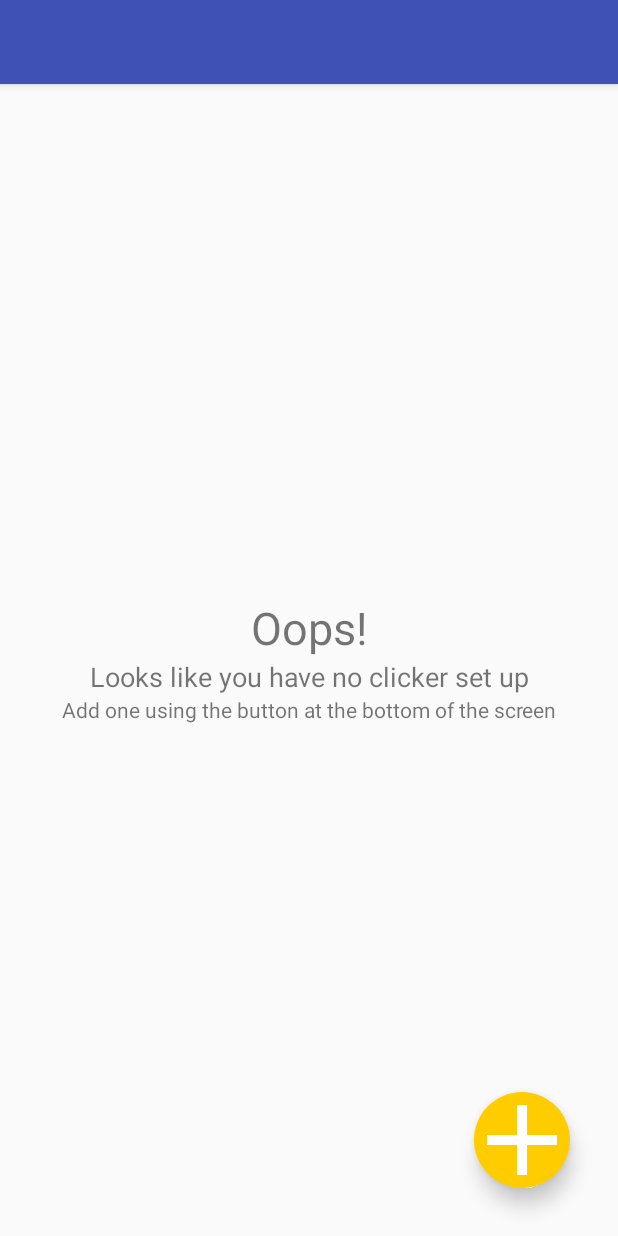
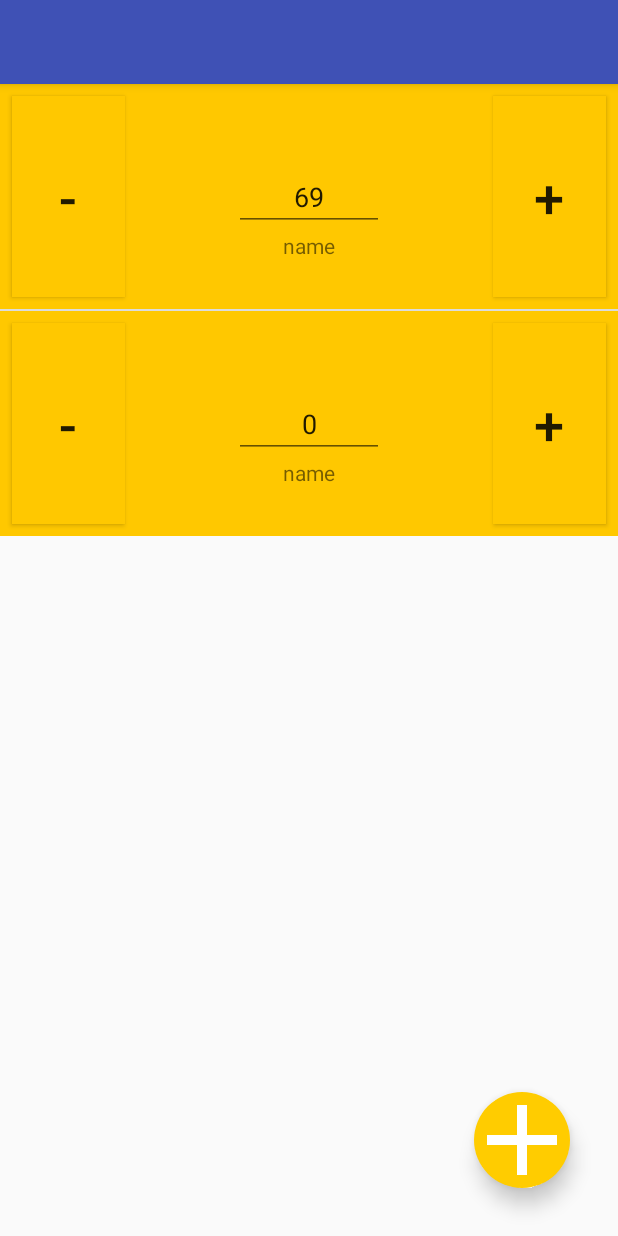
Before and after one commit to jaro2gw/KLKR, an Android app: the screen it shows after launch (MainActivity), after a tap on "button xd", on a phone screen of 412 x 824 dp. Run offline under Robolectric (Android 15) with nearby library versions, the phone set to English and light mode, and no system bars.

Commit message:
add 'add' feature

```diff
--- a/app/src/main/java/jaro2gw/klkr/MainActivity.kt
+++ b/app/src/main/java/jaro2gw/klkr/MainActivity.kt
@@ -3,9 +3,11 @@ package jaro2gw.klkr
 import android.os.Bundle
 import android.support.v7.app.AppCompatActivity
 import android.view.View
+import android.widget.ImageButton
 import android.widget.LinearLayout
 import android.widget.ListView
 import jaro2gw.klkr.model.clicker.Clicker
+import jaro2gw.klkr.model.clicker.ClickerAdapter
 import java.util.*
 
 class MainActivity : AppCompatActivity() {
@@ -16,19 +18,22 @@ class MainActivity : AppCompatActivity() {
         setContentView(R.layout.activity_main)
 
         clickerList.clear()
+        clickerList.add(Clicker("XD", 69))
 
-        val clickers: ListView = findViewById(R.id.clickers)
+        val adapter = ClickerAdapter(this, clickerList)
 
-        val empty: LinearLayout = findViewById(R.id.empty)
+        val add = findViewById<ImageButton>(R.id.addButton)
+        add.setOnClickListener {
+            clickerList.add(Clicker())
+            adapter.notifyDataSetChanged()
+        }
+
+        val clickers = findViewById<ListView>(R.id.clickers)
+        val empty = findViewById<LinearLayout>(R.id.empty)
+
+        clickers.adapter = adapter
 
         clickers.visibility = if (clickerList.isEmpty()) View.GONE else View.VISIBLE
         empty.visibility = if (clickerList.isEmpty()) View.VISIBLE else View.GONE
-
-    }
-
-    fun createClicker(view: View) {
-        println("createClicker function was triggered")
-//        val intent = Intent(this, Clicker::class.java).apply {}
-//        clickerList.add(Clicker())
     }
 }
--- a/app/src/main/java/jaro2gw/klkr/model/clicker/Clicker.kt
+++ b/app/src/main/java/jaro2gw/klkr/model/clicker/Clicker.kt
@@ -1,14 +1,13 @@
 package jaro2gw.klkr.model.clicker
 
-import android.view.View
 import jaro2gw.klkr.R
 
 class Clicker(var name: String = "Something", var count: Int = 0, var color: Int = R.color.colorAccent) {
-    fun inc(view: View) {
-        ++count
+    fun dec() {
+        count--
     }
 
-    fun dec(view: View) {
-        --count
+    fun inc() {
+        count++
     }
 }
--- a/app/src/main/java/jaro2gw/klkr/model/clicker/ClickerAdapter.kt
+++ b/app/src/main/java/jaro2gw/klkr/model/clicker/ClickerAdapter.kt
@@ -5,19 +5,33 @@ import android.view.LayoutInflater
 import android.view.View
 import android.view.ViewGroup
 import android.widget.ArrayAdapter
+import android.widget.Button
+import android.widget.TextView
 import jaro2gw.klkr.R
 
 class ClickerAdapter(
         context: Context,
-        val list: ArrayList<Clicker>
+        val list: List<Clicker>
 ) : ArrayAdapter<Clicker>(context, R.layout.clicker, list) {
     override fun getView(position: Int, convertView: View?, parent: ViewGroup): View {
         val inflater = context.getSystemService(Context.LAYOUT_INFLATER_SERVICE) as LayoutInflater
         val clicker = inflater.inflate(R.layout.clicker, parent, false)
 
-//        val btnDec = clicker.findViewById(R.id.button_dec) as Button
-//        val btnInc = clicker.findViewById(R.id.button_inc) as Button
+        val btnDec = clicker.findViewById(R.id.button_dec) as Button
+        val btnInc = clicker.findViewById(R.id.button_inc) as Button
+
+        val countView = clicker.findViewById(R.id.count_view) as TextView
+        countView.setSelectAllOnFocus(true)
+        countView.text = list.get(position).count.toString()
+
+        btnDec.setOnClickListener { updateQty(countView, list.get(position), -1) }
+        btnInc.setOnClickListener { updateQty(countView, list.get(position), 1) }
 
         return clicker
     }
+
+    private fun updateQty(countView: TextView, element: Clicker, i: Int) {
+        element.count += i
+        countView.text = element.count.toString()
+    }
 }
--- a/app/src/main/res/layout/activity_main.xml
+++ b/app/src/main/res/layout/activity_main.xml
@@ -21,7 +21,60 @@
 
     </android.support.design.widget.AppBarLayout>
 
-    <include layout="@layout/content_main" />
+    <android.support.constraint.ConstraintLayout xmlns:android="http://schemas.android.com/apk/res/android"
+        xmlns:app="http://schemas.android.com/apk/res-auto"
+        xmlns:tools="http://schemas.android.com/tools"
+        android:layout_width="match_parent"
+        android:layout_height="match_parent"
+        app:layout_behavior="@string/appbar_scrolling_view_behavior"
+        tools:context=".MainActivity"
+        tools:showIn="@layout/activity_main">
+
+        <LinearLayout
+            android:id="@+id/empty"
+            android:layout_width="wrap_content"
+            android:layout_height="wrap_content"
+            android:layout_margin="16dp"
+            android:gravity="center_vertical"
+            android:orientation="vertical"
+            app:layout_constraintBottom_toBottomOf="parent"
+            app:layout_constraintEnd_toEndOf="parent"
+            app:layout_constraintStart_toStartOf="parent"
+            app:layout_constraintTop_toTopOf="parent">
+
+            <TextView
+                android:id="@+id/oops"
+                android:layout_width="match_parent"
+                android:layout_height="wrap_content"
+                android:text="@string/oops"
+                android:textAlignment="center"
+                android:textSize="30sp" />
+
+            <TextView
+                android:id="@+id/empty_1"
+                android:layout_width="match_parent"
+                android:layout_height="wrap_content"
+                android:text="@string/empty_list_1"
+                android:textAlignment="center"
+                android:textSize="18sp" />
+
+            <TextView
+                android:id="@+id/empty_2"
+                android:layout_width="match_parent"
+                android:layout_height="wrap_content"
+                android:text="@string/empty_list_2"
+                android:textAlignment="center" />
+        </LinearLayout>
+
+        <ListView
+            android:id="@+id/clickers"
+            android:layout_width="match_parent"
+            android:layout_height="wrap_content"
+            app:layout_constraintEnd_toEndOf="parent"
+            app:layout_constraintStart_toStartOf="parent"
+            app:layout_constraintTop_toTopOf="parent" />
+
+    </android.support.constraint.ConstraintLayout>
 
     <ImageButton
         android:id="@+id/addButton"
@@ -32,7 +85,6 @@
         android:background="@drawable/rounded_button"
         android:contentDescription="@string/button_xd"
         android:elevation="8dp"
-        android:onClick="createClicker"
         android:src="@drawable/plus"
         android:visibility="visible" />
 
--- a/app/src/main/res/layout/clicker.xml
+++ b/app/src/main/res/layout/clicker.xml
@@ -15,7 +15,6 @@
         android:layout_height="134dp"
         android:layout_marginStart="8dp"
         android:background="@color/colorAccent"
-        android:onClick="dec"
         android:text="@string/minus"
         android:textSize="36sp"
         app:layout_constraintBottom_toBottomOf="parent"
@@ -28,7 +27,6 @@
         android:layout_height="134dp"
         android:layout_marginEnd="8dp"
         android:background="@color/colorAccent"
-        android:onClick="inc"
         android:text="@string/plus"
         android:textSize="36sp"
         app:layout_constraintBottom_toBottomOf="parent"
--- a/app/src/main/res/layout/content_main.xml
+++ b/app/src/main/res/layout/content_main.xml
@@ -46,7 +46,7 @@
 
     <ListView
         android:id="@+id/clickers"
-        android:layout_width="wrap_content"
+        android:layout_width="match_parent"
         android:layout_height="wrap_content"
         app:layout_constraintEnd_toEndOf="parent"
         app:layout_constraintStart_toStartOf="parent"
```
